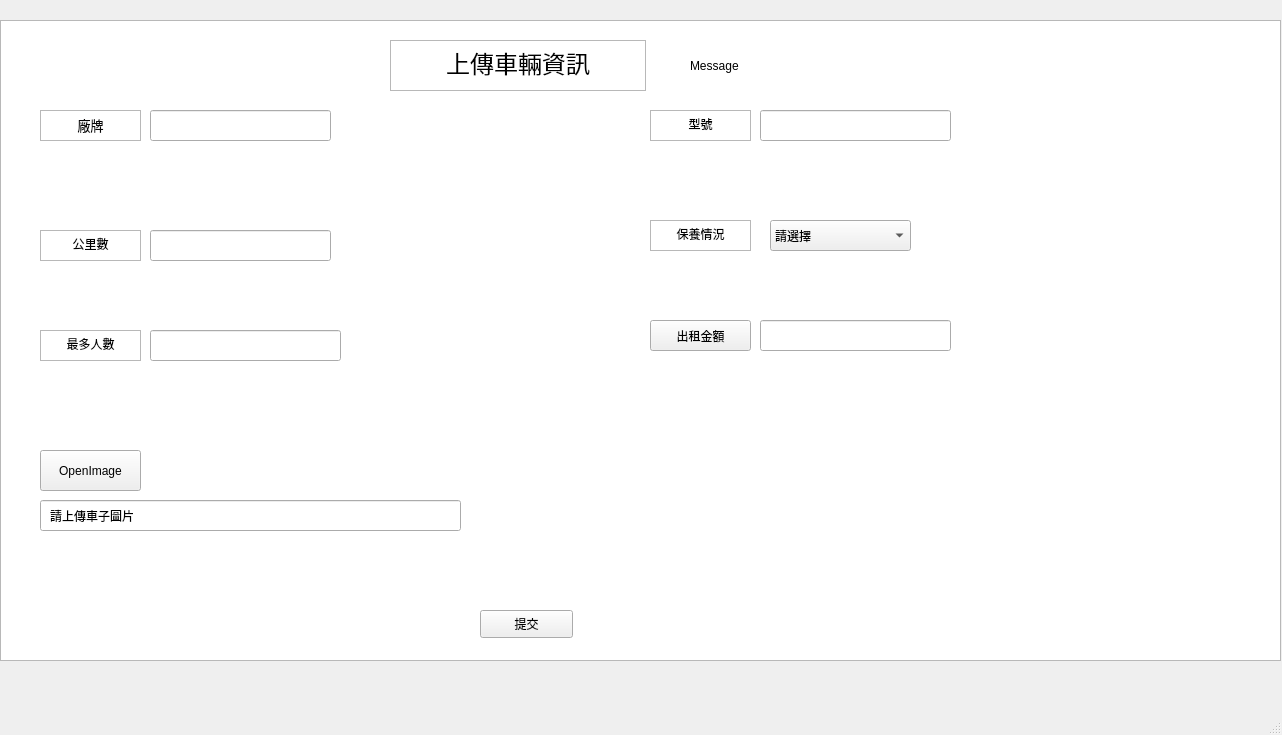
Before: the Qt Designer form Code/test1.ui in quiiop/CarRentalProject, drawn with Qt 5.
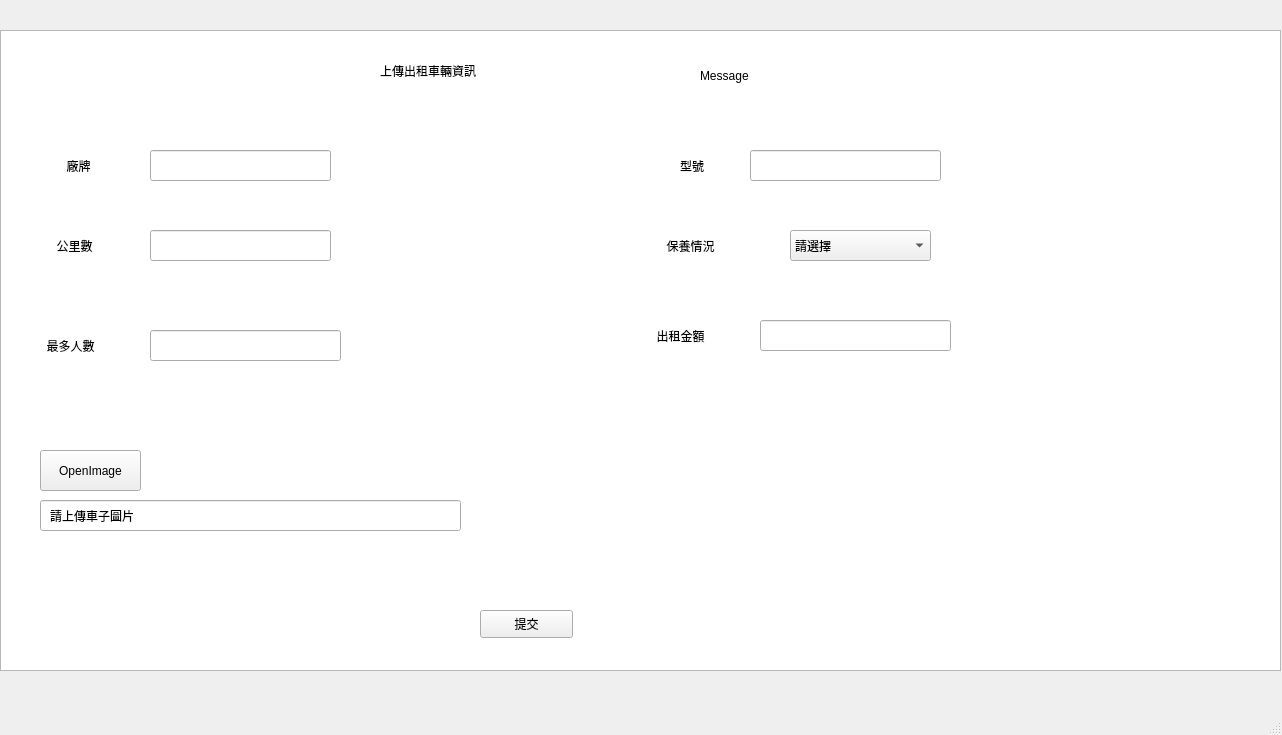
After: the same form once the commit is applied. Icons and pictures are not drawn.

Diff of the .ui file:
```diff
--- a/Code/test1.ui
+++ b/Code/test1.ui
@@ -34,62 +34,22 @@
     <property name="geometry">
      <rect>
       <x>150</x>
-      <y>110</y>
+      <y>150</y>
       <width>181</width>
       <height>31</height>
      </rect>
     </property>
    </widget>
-   <widget class="QTextEdit" name="Brand">
-    <property name="geometry">
-     <rect>
-      <x>40</x>
-      <y>110</y>
-      <width>101</width>
-      <height>31</height>
-     </rect>
-    </property>
-    <property name="autoFillBackground">
-     <bool>false</bool>
-    </property>
-    <property name="html">
-     <string>&lt;!DOCTYPE HTML PUBLIC &quot;-//W3C//DTD HTML 4.0//EN&quot; &quot;http://www.w3.org/TR/REC-html40/strict.dtd&quot;&gt;
-&lt;html&gt;&lt;head&gt;&lt;meta name=&quot;qrichtext&quot; content=&quot;1&quot; /&gt;&lt;style type=&quot;text/css&quot;&gt;
-p, li { white-space: pre-wrap; }
-&lt;/style&gt;&lt;/head&gt;&lt;body style=&quot; font-family:'PMingLiU'; font-size:9pt; font-weight:400; font-style:normal;&quot;&gt;
-&lt;p align=&quot;center&quot; style=&quot; margin-top:0px; margin-bottom:0px; margin-left:0px; margin-right:0px; -qt-block-indent:0; text-indent:0px;&quot;&gt;&lt;span style=&quot; font-size:10pt; color:#070606;&quot;&gt;廠牌&lt;/span&gt;&lt;/p&gt;&lt;/body&gt;&lt;/html&gt;</string>
-    </property>
-   </widget>
    <widget class="QTableWidget" name="tableWidget">
     <property name="geometry">
      <rect>
       <x>0</x>
-      <y>20</y>
+      <y>30</y>
       <width>1281</width>
       <height>641</height>
      </rect>
     </property>
    </widget>
-   <widget class="QTextEdit" name="Km">
-    <property name="geometry">
-     <rect>
-      <x>40</x>
-      <y>230</y>
-      <width>101</width>
-      <height>31</height>
-     </rect>
-    </property>
-    <property name="autoFillBackground">
-     <bool>false</bool>
-    </property>
-    <property name="html">
-     <string>&lt;!DOCTYPE HTML PUBLIC &quot;-//W3C//DTD HTML 4.0//EN&quot; &quot;http://www.w3.org/TR/REC-html40/strict.dtd&quot;&gt;
-&lt;html&gt;&lt;head&gt;&lt;meta name=&quot;qrichtext&quot; content=&quot;1&quot; /&gt;&lt;style type=&quot;text/css&quot;&gt;
-p, li { white-space: pre-wrap; }
-&lt;/style&gt;&lt;/head&gt;&lt;body style=&quot; font-family:'PMingLiU'; font-size:9pt; font-weight:400; font-style:normal;&quot;&gt;
-&lt;p align=&quot;center&quot; style=&quot; margin-top:0px; margin-bottom:0px; margin-left:0px; margin-right:0px; -qt-block-indent:0; text-indent:0px;&quot;&gt;公里數&lt;/p&gt;&lt;/body&gt;&lt;/html&gt;</string>
-    </property>
-   </widget>
    <widget class="QLineEdit" name="KmLine">
     <property name="geometry">
      <rect>
@@ -113,32 +73,18 @@
      <string>提交</string>
     </property>
    </widget>
-   <widget class="QTextBrowser" name="textBrowser">
-    <property name="geometry">
-     <rect>
-      <x>390</x>
-      <y>40</y>
-      <width>256</width>
-      <height>51</height>
-     </rect>
-    </property>
-    <property name="html">
-     <string>&lt;!DOCTYPE HTML PUBLIC &quot;-//W3C//DTD HTML 4.0//EN&quot; &quot;http://www.w3.org/TR/REC-html40/strict.dtd&quot;&gt;
-&lt;html&gt;&lt;head&gt;&lt;meta name=&quot;qrichtext&quot; content=&quot;1&quot; /&gt;&lt;style type=&quot;text/css&quot;&gt;
-p, li { white-space: pre-wrap; }
-&lt;/style&gt;&lt;/head&gt;&lt;body style=&quot; font-family:'PMingLiU'; font-size:9pt; font-weight:400; font-style:normal;&quot;&gt;
-&lt;p align=&quot;center&quot; style=&quot; margin-top:0px; margin-bottom:0px; margin-left:0px; margin-right:0px; -qt-block-indent:0; text-indent:0px;&quot;&gt;&lt;span style=&quot; font-size:18pt;&quot;&gt;上傳車輛資訊&lt;/span&gt;&lt;/p&gt;&lt;/body&gt;&lt;/html&gt;</string>
-    </property>
-   </widget>
    <widget class="QLabel" name="message">
     <property name="geometry">
      <rect>
-      <x>690</x>
-      <y>40</y>
-      <width>391</width>
+      <x>700</x>
+      <y>50</y>
+      <width>161</width>
       <height>51</height>
      </rect>
     </property>
+    <property name="styleSheet">
+     <string notr="true">font: 14pt &quot;Arial&quot;;</string>
+    </property>
     <property name="text">
      <string>Message</string>
     </property>
@@ -179,76 +125,16 @@
      </rect>
     </property>
    </widget>
-   <widget class="QTextEdit" name="Brand_2">
-    <property name="geometry">
-     <rect>
-      <x>650</x>
-      <y>110</y>
-      <width>101</width>
-      <height>31</height>
-     </rect>
-    </property>
-    <property name="autoFillBackground">
-     <bool>false</bool>
-    </property>
-    <property name="html">
-     <string>&lt;!DOCTYPE HTML PUBLIC &quot;-//W3C//DTD HTML 4.0//EN&quot; &quot;http://www.w3.org/TR/REC-html40/strict.dtd&quot;&gt;
-&lt;html&gt;&lt;head&gt;&lt;meta name=&quot;qrichtext&quot; content=&quot;1&quot; /&gt;&lt;style type=&quot;text/css&quot;&gt;
-p, li { white-space: pre-wrap; }
-&lt;/style&gt;&lt;/head&gt;&lt;body style=&quot; font-family:'PMingLiU'; font-size:9pt; font-weight:400; font-style:normal;&quot;&gt;
-&lt;p align=&quot;center&quot; style=&quot; margin-top:0px; margin-bottom:0px; margin-left:0px; margin-right:0px; -qt-block-indent:0; text-indent:0px;&quot;&gt;型號&lt;/p&gt;&lt;/body&gt;&lt;/html&gt;</string>
-    </property>
-   </widget>
-   <widget class="QTextEdit" name="Brand_3">
-    <property name="geometry">
-     <rect>
-      <x>650</x>
-      <y>220</y>
-      <width>101</width>
-      <height>31</height>
-     </rect>
-    </property>
-    <property name="autoFillBackground">
-     <bool>false</bool>
-    </property>
-    <property name="html">
-     <string>&lt;!DOCTYPE HTML PUBLIC &quot;-//W3C//DTD HTML 4.0//EN&quot; &quot;http://www.w3.org/TR/REC-html40/strict.dtd&quot;&gt;
-&lt;html&gt;&lt;head&gt;&lt;meta name=&quot;qrichtext&quot; content=&quot;1&quot; /&gt;&lt;style type=&quot;text/css&quot;&gt;
-p, li { white-space: pre-wrap; }
-&lt;/style&gt;&lt;/head&gt;&lt;body style=&quot; font-family:'PMingLiU'; font-size:9pt; font-weight:400; font-style:normal;&quot;&gt;
-&lt;p align=&quot;center&quot; style=&quot; margin-top:0px; margin-bottom:0px; margin-left:0px; margin-right:0px; -qt-block-indent:0; text-indent:0px;&quot;&gt;保養情況&lt;/p&gt;&lt;/body&gt;&lt;/html&gt;</string>
-    </property>
-   </widget>
    <widget class="QLineEdit" name="ModelLine">
     <property name="geometry">
      <rect>
-      <x>760</x>
-      <y>110</y>
+      <x>750</x>
+      <y>150</y>
       <width>191</width>
       <height>31</height>
      </rect>
     </property>
    </widget>
-   <widget class="QTextEdit" name="Brand_4">
-    <property name="geometry">
-     <rect>
-      <x>40</x>
-      <y>330</y>
-      <width>101</width>
-      <height>31</height>
-     </rect>
-    </property>
-    <property name="autoFillBackground">
-     <bool>false</bool>
-    </property>
-    <property name="html">
-     <string>&lt;!DOCTYPE HTML PUBLIC &quot;-//W3C//DTD HTML 4.0//EN&quot; &quot;http://www.w3.org/TR/REC-html40/strict.dtd&quot;&gt;
-&lt;html&gt;&lt;head&gt;&lt;meta name=&quot;qrichtext&quot; content=&quot;1&quot; /&gt;&lt;style type=&quot;text/css&quot;&gt;
-p, li { white-space: pre-wrap; }
-&lt;/style&gt;&lt;/head&gt;&lt;body style=&quot; font-family:'PMingLiU'; font-size:9pt; font-weight:400; font-style:normal;&quot;&gt;
-&lt;p align=&quot;center&quot; style=&quot; margin-top:0px; margin-bottom:0px; margin-left:0px; margin-right:0px; -qt-block-indent:0; text-indent:0px;&quot;&gt;最多人數&lt;/p&gt;&lt;/body&gt;&lt;/html&gt;</string>
-    </property>
-   </widget>
    <widget class="QLineEdit" name="MaxSeatLine">
     <property name="geometry">
      <rect>
@@ -259,19 +145,6 @@
      </rect>
     </property>
    </widget>
-   <widget class="QPushButton" name="pushButton">
-    <property name="geometry">
-     <rect>
-      <x>650</x>
-      <y>320</y>
-      <width>101</width>
-      <height>31</height>
-     </rect>
-    </property>
-    <property name="text">
-     <string>出租金額</string>
-    </property>
-   </widget>
    <widget class="QLineEdit" name="RentalPriceLine">
     <property name="geometry">
      <rect>
@@ -285,8 +158,8 @@
    <widget class="QComboBox" name="comboBox">
     <property name="geometry">
      <rect>
-      <x>770</x>
-      <y>220</y>
+      <x>790</x>
+      <y>230</y>
       <width>141</width>
       <height>31</height>
      </rect>
@@ -312,26 +185,236 @@
      </property>
     </item>
    </widget>
+   <widget class="QLabel" name="label">
+    <property name="geometry">
+     <rect>
+      <x>50</x>
+      <y>150</y>
+      <width>91</width>
+      <height>31</height>
+     </rect>
+    </property>
+    <property name="styleSheet">
+     <string notr="true">font: 11pt &quot;Arial&quot;;</string>
+    </property>
+    <property name="text">
+     <string>     廠牌</string>
+    </property>
+   </widget>
+   <widget class="QLabel" name="label_2">
+    <property name="geometry">
+     <rect>
+      <x>40</x>
+      <y>230</y>
+      <width>91</width>
+      <height>31</height>
+     </rect>
+    </property>
+    <property name="styleSheet">
+     <string notr="true">font: 11pt &quot;Arial&quot;;</string>
+    </property>
+    <property name="text">
+     <string>     公里數</string>
+    </property>
+   </widget>
+   <widget class="QLabel" name="label_3">
+    <property name="geometry">
+     <rect>
+      <x>30</x>
+      <y>330</y>
+      <width>111</width>
+      <height>31</height>
+     </rect>
+    </property>
+    <property name="styleSheet">
+     <string notr="true">font: 11pt &quot;Arial&quot;;</string>
+    </property>
+    <property name="text">
+     <string>     最多人數</string>
+    </property>
+   </widget>
+   <widget class="QLabel" name="label_4">
+    <property name="geometry">
+     <rect>
+      <x>680</x>
+      <y>150</y>
+      <width>51</width>
+      <height>31</height>
+     </rect>
+    </property>
+    <property name="styleSheet">
+     <string notr="true">font: 11pt &quot;Arial&quot;;</string>
+    </property>
+    <property name="text">
+     <string>型號</string>
+    </property>
+   </widget>
+   <widget class="QLabel" name="label_5">
+    <property name="geometry">
+     <rect>
+      <x>650</x>
+      <y>230</y>
+      <width>111</width>
+      <height>31</height>
+     </rect>
+    </property>
+    <property name="styleSheet">
+     <string notr="true">font: 11pt &quot;Arial&quot;;</string>
+    </property>
+    <property name="text">
+     <string>     保養情況</string>
+    </property>
+   </widget>
+   <widget class="QLabel" name="label_6">
+    <property name="geometry">
+     <rect>
+      <x>640</x>
+      <y>320</y>
+      <width>111</width>
+      <height>31</height>
+     </rect>
+    </property>
+    <property name="styleSheet">
+     <string notr="true">font: 11pt &quot;Arial&quot;;</string>
+    </property>
+    <property name="text">
+     <string>     出租金額</string>
+    </property>
+   </widget>
+   <widget class="QLabel" name="label_7">
+    <property name="geometry">
+     <rect>
+      <x>380</x>
+      <y>20</y>
+      <width>271</width>
+      <height>101</height>
+     </rect>
+    </property>
+    <property name="styleSheet">
+     <string notr="true">font: 20pt &quot;Arial&quot;;</string>
+    </property>
+    <property name="text">
+     <string>上傳出租車輛資訊</string>
+    </property>
+   </widget>
+   <widget class="QLabel" name="KmError">
+    <property name="geometry">
+     <rect>
+      <x>350</x>
+      <y>230</y>
+      <width>141</width>
+      <height>31</height>
+     </rect>
+    </property>
+    <property name="text">
+     <string/>
+    </property>
+   </widget>
+   <widget class="QLabel" name="MaxSeatsError">
+    <property name="geometry">
+     <rect>
+      <x>360</x>
+      <y>330</y>
+      <width>121</width>
+      <height>31</height>
+     </rect>
+    </property>
+    <property name="text">
+     <string/>
+    </property>
+   </widget>
+   <widget class="QLabel" name="PriceError">
+    <property name="geometry">
+     <rect>
+      <x>970</x>
+      <y>320</y>
+      <width>141</width>
+      <height>31</height>
+     </rect>
+    </property>
+    <property name="text">
+     <string/>
+    </property>
+   </widget>
+   <widget class="QLabel" name="ModelError">
+    <property name="geometry">
+     <rect>
+      <x>970</x>
+      <y>150</y>
+      <width>141</width>
+      <height>31</height>
+     </rect>
+    </property>
+    <property name="text">
+     <string/>
+    </property>
+   </widget>
+   <widget class="QLabel" name="BrandError">
+    <property name="geometry">
+     <rect>
+      <x>340</x>
+      <y>150</y>
+      <width>151</width>
+      <height>31</height>
+     </rect>
+    </property>
+    <property name="text">
+     <string/>
+    </property>
+   </widget>
+   <widget class="QLabel" name="StatusError">
+    <property name="geometry">
+     <rect>
+      <x>960</x>
+      <y>230</y>
+      <width>131</width>
+      <height>31</height>
+     </rect>
+    </property>
+    <property name="text">
+     <string/>
+    </property>
+   </widget>
+   <widget class="QLabel" name="ImageError">
+    <property name="geometry">
+     <rect>
+      <x>160</x>
+      <y>450</y>
+      <width>101</width>
+      <height>41</height>
+     </rect>
+    </property>
+    <property name="text">
+     <string/>
+    </property>
+   </widget>
    <zorder>Background</zorder>
    <zorder>tableWidget</zorder>
    <zorder>lineEdit</zorder>
    <zorder>BrandLine</zorder>
-   <zorder>Brand</zorder>
-   <zorder>Km</zorder>
    <zorder>KmLine</zorder>
    <zorder>SubmitButton</zorder>
-   <zorder>textBrowser</zorder>
    <zorder>message</zorder>
    <zorder>submitPicture</zorder>
    <zorder>pictureLabel</zorder>
-   <zorder>Brand_2</zorder>
-   <zorder>Brand_3</zorder>
    <zorder>ModelLine</zorder>
-   <zorder>Brand_4</zorder>
    <zorder>MaxSeatLine</zorder>
-   <zorder>pushButton</zorder>
    <zorder>RentalPriceLine</zorder>
    <zorder>comboBox</zorder>
+   <zorder>label</zorder>
+   <zorder>label_2</zorder>
+   <zorder>label_3</zorder>
+   <zorder>label_4</zorder>
+   <zorder>label_5</zorder>
+   <zorder>label_6</zorder>
+   <zorder>label_7</zorder>
+   <zorder>KmError</zorder>
+   <zorder>MaxSeatsError</zorder>
+   <zorder>PriceError</zorder>
+   <zorder>ModelError</zorder>
+   <zorder>BrandError</zorder>
+   <zorder>StatusError</zorder>
+   <zorder>ImageError</zorder>
   </widget>
   <widget class="QMenuBar" name="menubar">
    <property name="geometry">
```
